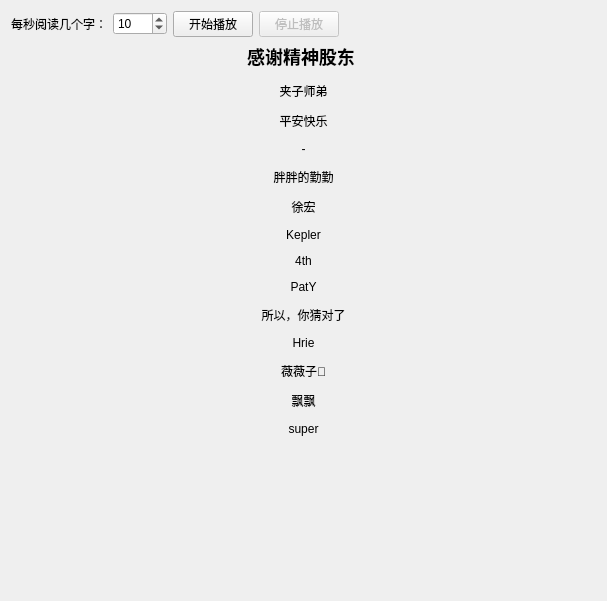
coderKeyXie/wechat_simulate, file configwidget.ui: the form before one commit.
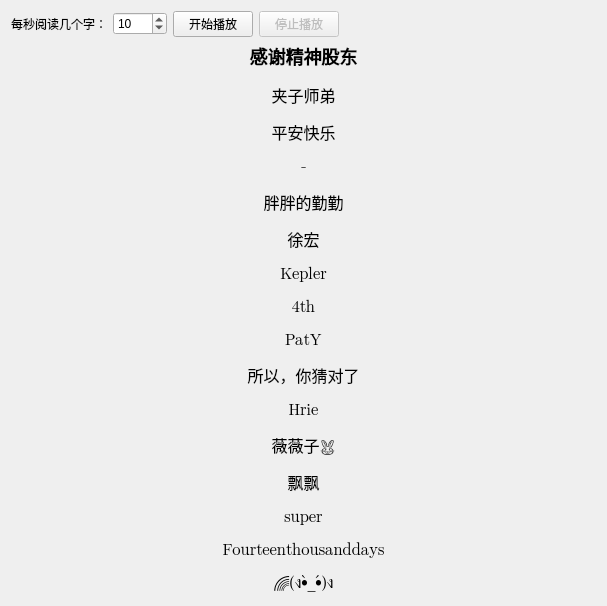
The form after the commit.

Commit message: 添加关注我抖音的精神股东们

```diff
--- a/configwidget.ui
+++ b/configwidget.ui
@@ -7,7 +7,7 @@
     <x>0</x>
     <y>0</y>
     <width>607</width>
-    <height>601</height>
+    <height>606</height>
    </rect>
   </property>
   <property name="windowTitle">
@@ -59,12 +59,20 @@
    </item>
    <item row="2" column="0" colspan="5">
     <widget class="QLabel" name="acknowledgementsLabel">
+     <property name="font">
+      <font>
+       <family>Apple Color Emoji</family>
+      </font>
+     </property>
      <property name="text">
-      <string>&lt;html&gt;&lt;head/&gt;&lt;body&gt;&lt;h2 align=&quot;center&quot; style=&quot; margin-top:16px; margin-bottom:12px; margin-left:0px; margin-right:0px; -qt-block-indent:0; text-indent:0px;&quot;&gt;&lt;span style=&quot; font-size:x-large; font-weight:600;&quot;&gt;感谢精神股东 &lt;/span&gt;&lt;/h2&gt;&lt;p align=&quot;center&quot;&gt;夹子师弟&lt;/p&gt;&lt;p align=&quot;center&quot;&gt;平安快乐&lt;/p&gt;&lt;p align=&quot;center&quot;&gt;-&lt;/p&gt;&lt;p align=&quot;center&quot;&gt;胖胖的勤勤&lt;/p&gt;&lt;p align=&quot;center&quot;&gt;徐宏&lt;/p&gt;&lt;p align=&quot;center&quot;&gt;Kepler&lt;/p&gt;&lt;p align=&quot;center&quot;&gt;4th&lt;/p&gt;&lt;p align=&quot;center&quot;&gt;PatY&lt;/p&gt;&lt;p align=&quot;center&quot;&gt;所以，你猜对了&lt;/p&gt;&lt;p align=&quot;center&quot;&gt;Hrie&lt;/p&gt;&lt;p align=&quot;center&quot;&gt;薇薇子🐰&lt;/p&gt;&lt;p align=&quot;center&quot;&gt;飘飘&lt;/p&gt;&lt;p align=&quot;center&quot;&gt;super&lt;/p&gt;&lt;/body&gt;&lt;/html&gt;</string>
+      <string>&lt;html&gt;&lt;head/&gt;&lt;body&gt;&lt;h2 align=&quot;center&quot; style=&quot; margin-top:16px; margin-bottom:12px; margin-left:0px; margin-right:0px; -qt-block-indent:0; text-indent:0px;&quot;&gt;&lt;span style=&quot; font-size:12pt; font-weight:600;&quot;&gt;感谢精神股东&lt;/span&gt;&lt;/h2&gt;&lt;p align=&quot;center&quot;&gt;&lt;span style=&quot; font-size:12pt;&quot;&gt;夹子师弟&lt;/span&gt;&lt;/p&gt;&lt;p align=&quot;center&quot;&gt;&lt;span style=&quot; font-size:12pt;&quot;&gt;平安快乐&lt;/span&gt;&lt;/p&gt;&lt;p align=&quot;center&quot;&gt;&lt;span style=&quot; font-size:12pt;&quot;&gt;-&lt;/span&gt;&lt;/p&gt;&lt;p align=&quot;center&quot;&gt;&lt;span style=&quot; font-size:12pt;&quot;&gt;胖胖的勤勤&lt;/span&gt;&lt;/p&gt;&lt;p align=&quot;center&quot;&gt;&lt;span style=&quot; font-size:12pt;&quot;&gt;徐宏&lt;/span&gt;&lt;/p&gt;&lt;p align=&quot;center&quot;&gt;&lt;span style=&quot; font-size:12pt;&quot;&gt;Kepler&lt;/span&gt;&lt;/p&gt;&lt;p align=&quot;center&quot;&gt;&lt;span style=&quot; font-size:12pt;&quot;&gt;4th&lt;/span&gt;&lt;/p&gt;&lt;p align=&quot;center&quot;&gt;&lt;span style=&quot; font-size:12pt;&quot;&gt;PatY&lt;/span&gt;&lt;/p&gt;&lt;p align=&quot;center&quot;&gt;&lt;span style=&quot; font-size:12pt;&quot;&gt;所以，你猜对了&lt;/span&gt;&lt;/p&gt;&lt;p align=&quot;center&quot;&gt;&lt;span style=&quot; font-size:12pt;&quot;&gt;Hrie&lt;/span&gt;&lt;/p&gt;&lt;p align=&quot;center&quot;&gt;&lt;span style=&quot; font-size:12pt;&quot;&gt;薇薇子🐰&lt;/span&gt;&lt;/p&gt;&lt;p align=&quot;center&quot;&gt;&lt;span style=&quot; font-size:12pt;&quot;&gt;飘飘&lt;/span&gt;&lt;/p&gt;&lt;p align=&quot;center&quot;&gt;&lt;span style=&quot; font-size:12pt;&quot;&gt;super&lt;/span&gt;&lt;/p&gt;&lt;p align=&quot;center&quot;&gt;&lt;span style=&quot; font-size:12pt;&quot;&gt;Fourteenthousanddays&lt;/span&gt;&lt;/p&gt;&lt;p align=&quot;center&quot;&gt;&lt;span style=&quot; font-size:12pt;&quot;&gt;🌈(ง•̀_•́)ง&lt;/span&gt;&lt;/p&gt;&lt;/body&gt;&lt;/html&gt;</string>
      </property>
      <property name="wordWrap">
       <bool>true</bool>
      </property>
+     <property name="margin">
+      <number>20</number>
+     </property>
     </widget>
    </item>
    <item row="0" column="0">
```
The commit also changes 4 other files.
